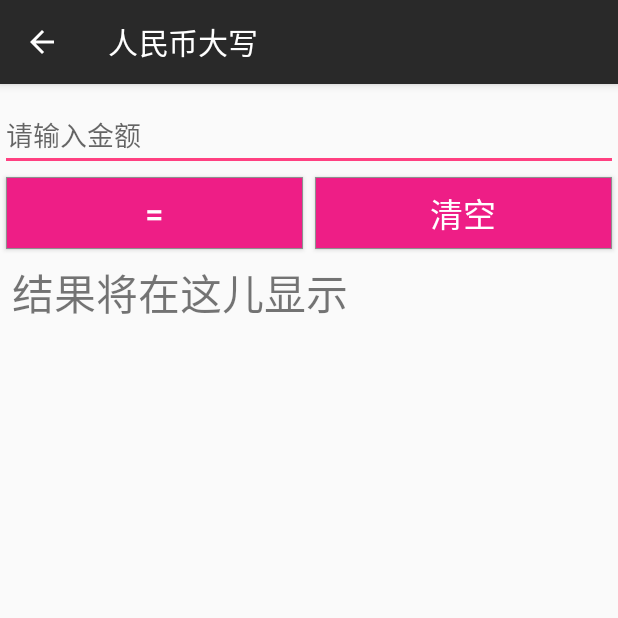
After one commit to vipheyue/Calculator, an Android app: the TraditionalActivity screen opened directly, with no data from a screen before it, on a phone screen of 412 x 824 dp, the top half of it. The commit adds this screen. Run offline under Robolectric (Android 15) with nearby library versions, the phone set to English and light mode, and no system bars.

Commit message:
换肤功能+人民币大写

```diff
--- a/app/build.gradle
+++ b/app/build.gradle
@@ -17,7 +17,7 @@ android {
     }
     buildTypes {
         release {
-            minifyEnabled true
+            minifyEnabled false
             proguardFiles getDefaultProguardFile('proguard-android.txt'), 'proguard-rules.pro'
         }
     }
@@ -39,4 +39,6 @@ dependencies {
     compile 'com.udojava:EvalEx:1.18'
     compile 'com.github.CymChad:BaseRecyclerViewAdapterHelper:2.9.30'
     compile 'com.android.support:recyclerview-v7:26.1.0'
+    compile 'com.github.QuadFlask:colorpicker:0.0.13'
+
 }
--- a/app/src/main/AndroidManifest.xml
+++ b/app/src/main/AndroidManifest.xml
@@ -12,7 +12,8 @@
         android:roundIcon="@mipmap/ic_launcher_round"
         android:supportsRtl="true"
         android:theme="@style/AppTheme">
-        <activity android:name=".MainActivity"
+        <activity
+            android:name=".MainActivity"
             android:theme="@style/AppTheme.NoActionBar">
             <intent-filter>
                 <action android:name="android.intent.action.MAIN" />
@@ -30,7 +31,8 @@
                 <category android:name="android.intent.category.LAUNCHER" />
             </intent-filter>
         </activity>
-        <activity android:name=".UniversalExpressionActivity"></activity>
+        <activity android:name=".UniversalExpressionActivity" />
+        <activity android:name=".TraditionalActivity"></activity>
     </application>
 
 </manifest>
--- a/app/src/main/java/com/vipheyue/calculator/MyApplication.kt
+++ b/app/src/main/java/com/vipheyue/calculator/MyApplication.kt
@@ -12,9 +12,15 @@ import io.realm.RealmConfiguration
 
 class MyApplication : Application() {
     override fun onCreate() {
+        INSTANCE = this
         super.onCreate()
         Realm.init(this)
         val config = RealmConfiguration.Builder().name("myrealm.realm").build()
         Realm.setDefaultConfiguration(config)
     }
+    companion object {
+        private lateinit var INSTANCE: MyApplication
+
+        fun get(): MyApplication = INSTANCE
+    }
 }
--- /dev/null
+++ b/app/src/main/java/com/vipheyue/calculator/TraditionalActivity.kt
@@ -0,0 +1,47 @@
+package com.vipheyue.calculator
+
+import android.content.ClipData
+import android.content.ClipboardManager
+import android.content.Context
+import android.os.Bundle
+import android.support.v7.app.AppCompatActivity
+import kotlinx.android.synthetic.main.activity_traditional.*
+import org.jetbrains.anko.toast
+
+class TraditionalActivity : AppCompatActivity() {
+
+    override fun onCreate(savedInstanceState: Bundle?) {
+        super.onCreate(savedInstanceState)
+        setContentView(R.layout.activity_traditional)
+        initView()
+    }
+
+    private fun initView() {
+        val mActionBar = supportActionBar
+        mActionBar!!.setHomeButtonEnabled(true)
+        mActionBar.setDisplayHomeAsUpEnabled(true)
+        mActionBar.title = "人民币大写"
+
+        button_clear.setOnClickListener {
+            editText_input.setText("")
+            tv_result.setText("")
+        }
+        button_calculate.setOnClickListener {
+            try {
+                var inputString = editText_input.text.toString().trim()
+                val result = NumToRMB.getRMB(inputString)
+                tv_result.setText(result)
+                val cm = getSystemService(Context.CLIPBOARD_SERVICE) as ClipboardManager
+                val mClipData = ClipData.newPlainText("人民币", result)
+                cm.primaryClip = mClipData
+                toast("已经自动复制到剪切板")
+            } catch (e: Exception) {
+                toast("表达式有问题哦")
+            }
+        }
+    }
+    override fun onSupportNavigateUp(): Boolean {
+        finish()
+        return super.onSupportNavigateUp()
+    }
+}
--- /dev/null
+++ b/app/src/main/res/layout/activity_traditional.xml
@@ -0,0 +1,61 @@
+<?xml version="1.0" encoding="utf-8"?>
+<android.support.constraint.ConstraintLayout xmlns:android="http://schemas.android.com/apk/res/android"
+    xmlns:app="http://schemas.android.com/apk/res-auto"
+    xmlns:tools="http://schemas.android.com/tools"
+    android:layout_width="match_parent"
+    android:layout_height="match_parent"
+    tools:context="com.vipheyue.calculator.UniversalExpressionActivity">
+
+    <EditText
+        android:id="@+id/editText_input"
+        android:layout_width="0dp"
+        android:layout_height="wrap_content"
+        android:layout_marginTop="10dp"
+        android:hint="请输入金额"
+        android:inputType="numberDecimal"
+        app:layout_constraintEnd_toEndOf="parent"
+        app:layout_constraintStart_toStartOf="parent"
+        app:layout_constraintTop_toTopOf="parent" />
+
+    <Button
+        android:id="@+id/button_calculate"
+        android:layout_width="0dp"
+        android:layout_height="wrap_content"
+        android:layout_margin="4dp"
+        android:background="@drawable/operator_bg"
+        android:text="="
+        android:textColor="@android:color/white"
+        android:textSize="22sp"
+        app:layout_constraintEnd_toStartOf="@id/button_clear"
+        app:layout_constraintStart_toStartOf="parent"
+        app:layout_constraintTop_toBottomOf="@id/editText_input" />
+
+
+    <Button
+        android:id="@+id/button_clear"
+        android:layout_width="0dp"
+        android:layout_height="wrap_content"
+        android:layout_margin="4dp"
+        android:background="@drawable/operator_bg"
+        android:text="清空"
+        android:textColor="@android:color/white"
+        android:textSize="22sp"
+        app:layout_constraintBottom_toBottomOf="@+id/button_calculate"
+        app:layout_constraintEnd_toEndOf="parent"
+        app:layout_constraintStart_toEndOf="@id/button_calculate"
+        app:layout_constraintTop_toTopOf="@id/button_calculate" />
+
+    <TextView
+        android:id="@+id/tv_result"
+        android:layout_width="0dp"
+        android:layout_height="40dp"
+        android:layout_marginEnd="8dp"
+        android:layout_marginStart="8dp"
+        android:layout_marginTop="8dp"
+        android:text="结果将在这儿显示"
+        android:textSize="28sp"
+        app:layout_constraintEnd_toEndOf="parent"
+        app:layout_constraintStart_toStartOf="parent"
+        app:layout_constraintTop_toBottomOf="@+id/button_calculate" />
+
+</android.support.constraint.ConstraintLayout>
--- a/app/src/main/res/layout/activity_universal_expression.xml
+++ b/app/src/main/res/layout/activity_universal_expression.xml
@@ -10,6 +10,7 @@
         android:id="@+id/editText_input"
         android:layout_width="0dp"
         android:layout_height="wrap_content"
+        android:layout_marginTop="10dp"
         android:hint="请输入表达式"
         android:inputType="textPersonName"
         app:layout_constraintEnd_toEndOf="parent"
```
Also changed, not shown: app/src/main/java/com/vipheyue/calculator/ChangeBg.kt (added, +35 -0 lines), app/src/main/java/com/vipheyue/calculator/ColorPicker.kt (added, +31 -0 lines), app/src/main/java/com/vipheyue/calculator/MainActivity.kt (+27 -7 lines), app/src/main/java/com/vipheyue/calculator/MyConfig.kt (added, +8 -0 lines), app/src/main/java/com/vipheyue/calculator/NumToRMB.java (added, +220 -0 lines), app/src/main/java/com/vipheyue/calculator/Preference.kt (added, +119 -0 lines), app/src/main/res/layout/content_drawer.xml (+4 -4 lines), app/src/main/res/menu/activity_drawer_drawer.xml (+10 -3 lines).
